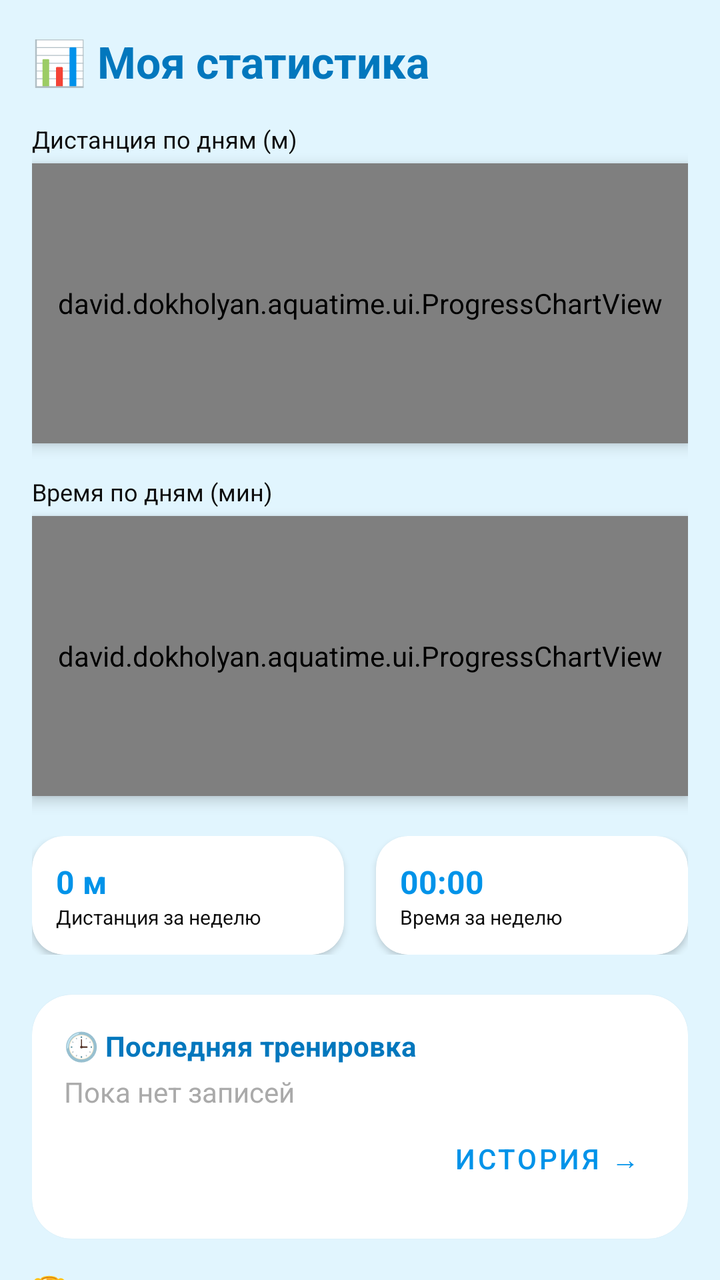
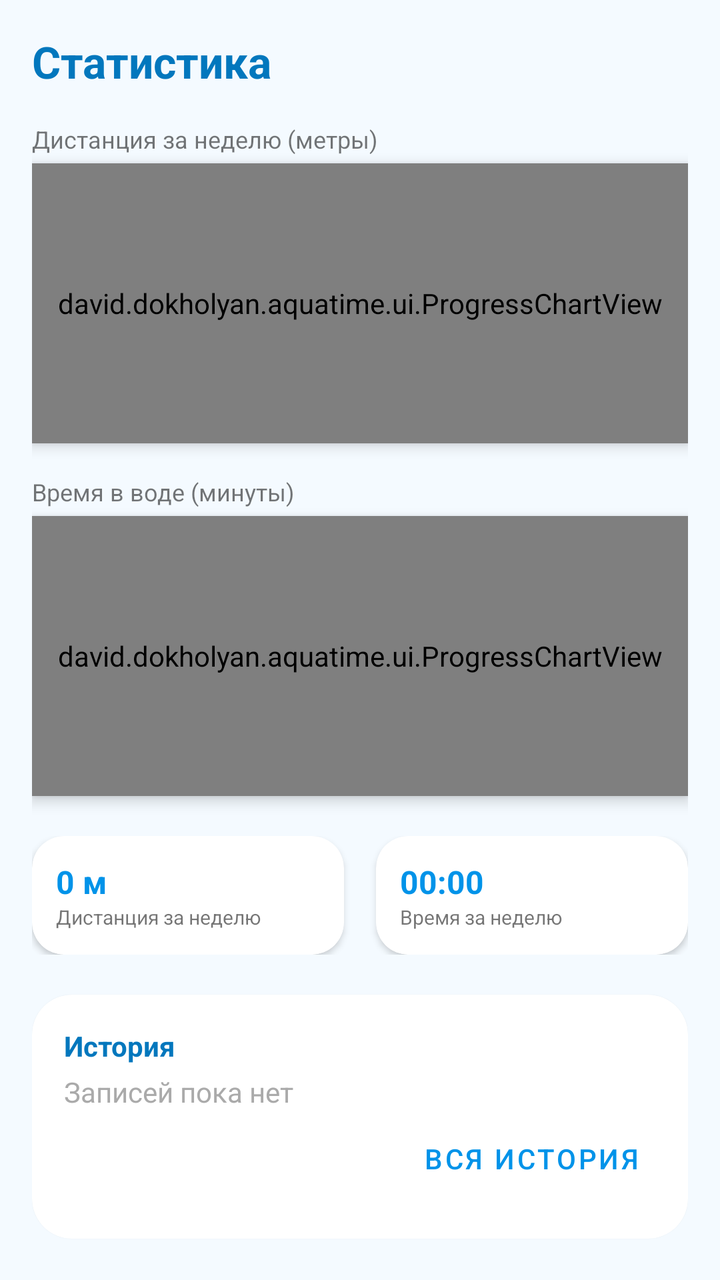

Compare the two renders of this Android layout. The source of the first and the diff that turns it into the second are given below.
<!-- AndroidManifest.xml: application theme Theme.AquaTime -->
<!-- res/layout/fragment_analytics.xml -->
<?xml version="1.0" encoding="utf-8"?>
<androidx.core.widget.NestedScrollView xmlns:android="http://schemas.android.com/apk/res/android"
    xmlns:app="http://schemas.android.com/apk/res-auto"
    android:layout_width="match_parent"
    android:layout_height="match_parent"
    android:background="@color/aqua_light"
    android:fillViewport="true">

    <LinearLayout
        android:layout_width="match_parent"
        android:layout_height="wrap_content"
        android:orientation="vertical"
        android:padding="16dp"
        android:paddingBottom="80dp">

        <TextView
            android:layout_width="match_parent"
            android:layout_height="wrap_content"
            android:layout_marginBottom="16dp"
            android:text="📊 Моя статистика"
            android:textColor="@color/aqua_deep"
            android:textSize="22sp"
            android:textStyle="bold" />

        <TextView
            android:layout_width="wrap_content"
            android:layout_height="wrap_content"
            android:layout_marginBottom="4dp"
            android:text="Дистанция по дням (м)"
            android:textSize="12sp" />

        <david.dokholyan.aquatime.ui.ProgressChartView
            android:id="@+id/chart_dist_weekly"
            android:layout_width="match_parent"
            android:layout_height="140dp"
            android:layout_marginBottom="16dp"
            android:background="@drawable/chart_background"
            android:elevation="4dp" />

        <TextView
            android:layout_width="wrap_content"
            android:layout_height="wrap_content"
            android:layout_marginBottom="4dp"
            android:text="Время по дням (мин)"
            android:textSize="12sp" />

        <david.dokholyan.aquatime.ui.ProgressChartView
            android:id="@+id/chart_time_weekly"
            android:layout_width="match_parent"
            android:layout_height="140dp"
            android:layout_marginBottom="20dp"
            android:background="@drawable/chart_background"
            android:elevation="4dp" />

        <LinearLayout
            android:layout_width="match_parent"
            android:layout_height="wrap_content"
            android:layout_marginBottom="20dp"
            android:orientation="horizontal">

            <androidx.cardview.widget.CardView
                android:layout_width="0dp"
                android:layout_height="wrap_content"
                android:layout_marginEnd="8dp"
                android:layout_weight="1"
                app:cardCornerRadius="16dp">

                <LinearLayout
                    android:layout_width="match_parent"
                    android:layout_height="wrap_content"
                    android:orientation="vertical"
                    android:padding="12dp">

                    <TextView
                        android:id="@+id/tv_total_distance"
                        android:layout_width="wrap_content"
                        android:layout_height="wrap_content"
                        android:text="0 м"
                        android:textColor="@color/aqua_primary"
                        android:textSize="16sp"
                        android:textStyle="bold" />

                    <TextView
                        android:layout_width="wrap_content"
                        android:layout_height="wrap_content"
                        android:text="Дистанция за неделю"
                        android:textSize="10sp" />
                </LinearLayout>
            </androidx.cardview.widget.CardView>

            <androidx.cardview.widget.CardView
                android:layout_width="0dp"
                android:layout_height="wrap_content"
                android:layout_marginStart="8dp"
                android:layout_weight="1"
                app:cardCornerRadius="16dp">

                <LinearLayout
                    android:layout_width="match_parent"
                    android:layout_height="wrap_content"
                    android:orientation="vertical"
                    android:padding="12dp">

                    <TextView
                        android:id="@+id/tv_total_time"
                        android:layout_width="wrap_content"
                        android:layout_height="wrap_content"
                        android:text="00:00"
                        android:textColor="@color/aqua_primary"
                        android:textSize="16sp"
                        android:textStyle="bold" />

                    <TextView
                        android:layout_width="wrap_content"
                        android:layout_height="wrap_content"
                        android:text="Время за неделю"
                        android:textSize="10sp" />
                </LinearLayout>
            </androidx.cardview.widget.CardView>
        </LinearLayout>

        <com.google.android.material.card.MaterialCardView
            android:layout_width="match_parent"
            android:layout_height="wrap_content"
            android:layout_marginBottom="16dp"
            app:cardCornerRadius="20dp">

            <LinearLayout
                android:layout_width="match_parent"
                android:layout_height="wrap_content"
                android:orientation="vertical"
                android:padding="16dp">

                <TextView
                    android:layout_width="wrap_content"
                    android:layout_height="wrap_content"
                    android:text="🕒 Последняя тренировка"
                    android:textColor="@color/aqua_deep"
                    android:textStyle="bold" />

                <TextView
                    android:id="@+id/tv_history_summary"
                    android:layout_width="match_parent"
                    android:layout_height="wrap_content"
                    android:layout_marginTop="4dp"
                    android:text="Пока нет записей"
                    android:textColor="@android:color/darker_gray" />

                <Button
                    android:id="@+id/btn_open_history"
                    style="@style/Widget.MaterialComponents.Button.TextButton"
                    android:layout_width="wrap_content"
                    android:layout_height="wrap_content"
                    android:layout_gravity="end"
                    android:text="ИСТОРИЯ →" />
            </LinearLayout>
        </com.google.android.material.card.MaterialCardView>

        <TextView
            android:layout_width="wrap_content"
            android:layout_height="wrap_content"
            android:layout_marginBottom="8dp"
            android:text="🏆 Спортивные нормативы"
            android:textColor="@color/aqua_deep"
            android:textStyle="bold" />

        <LinearLayout
            android:id="@+id/ranks_container"
            android:layout_width="match_parent"
            android:layout_height="wrap_content"
            android:orientation="vertical" />

        <Button
            android:id="@+id/btn_toggle_ranks"
            style="@style/Widget.MaterialComponents.Button.TextButton"
            android:layout_width="match_parent"
            android:layout_height="wrap_content"
            android:text="ПОКАЗАТЬ ВСЕ СТИЛИ" />

        <com.google.android.material.card.MaterialCardView
            android:layout_width="match_parent"
            android:layout_height="wrap_content"
            android:layout_marginTop="16dp"
            android:layout_marginBottom="24dp"
            app:cardCornerRadius="20dp">

            <LinearLayout
                android:layout_width="match_parent"
                android:layout_height="wrap_content"
                android:orientation="vertical"
                android:padding="16dp">

                <TextView
                    android:layout_width="wrap_content"
                    android:layout_height="wrap_content"
                    android:text="🎯 Планировщик целей"
                    android:textColor="@color/aqua_deep"
                    android:textSize="16sp"
                    android:textStyle="bold" />

                <EditText
                    android:id="@+id/et_training_goal"
                    android:layout_width="match_parent"
                    android:layout_height="wrap_content"
                    android:background="@android:color/transparent"
                    android:hint="Напр: 100м брасс за 1:20"
                    android:padding="8dp"
                    android:textSize="14sp" />

                <com.google.android.material.button.MaterialButton
                    android:id="@+id/btn_add_goal"
                    android:layout_width="match_parent"
                    android:layout_height="wrap_content"
                    android:layout_marginTop="8dp"
                    android:text="ДОБАВИТЬ ЦЕЛЬ"
                    app:cornerRadius="12dp" />

                <TextView
                    android:id="@+id/tv_planner_list"
                    android:layout_width="match_parent"
                    android:layout_height="wrap_content"
                    android:layout_marginTop="8dp"
                    android:textColor="@android:color/darker_gray" />
            </LinearLayout>
        </com.google.android.material.card.MaterialCardView>

        <com.google.android.material.button.MaterialButton
            android:id="@+id/btn_open_champions"
            android:layout_width="match_parent"
            android:layout_height="60dp"
            android:layout_marginBottom="20dp"
            android:text="🏆 СОВЕТЫ ЧЕМПИОНОВ"
            app:backgroundTint="@color/aqua_deep"
            app:cornerRadius="16dp" />

        <View
            android:layout_width="match_parent"
            android:layout_height="40dp" />
    </LinearLayout>
</androidx.core.widget.NestedScrollView>
<!-- resources referenced by this layout -->
<resources>
  <color name="aqua_deep">#0277BD</color>
  <color name="aqua_light">#E1F5FE</color>
  <color name="aqua_primary">#0093E9</color>
  <!-- drawable chart_background (drawable) -->
  <shape xmlns:android="http://schemas.android.com/apk/res/android"
      android:shape="rectangle">
      <solid android:color="@android:color/white"/>
      <corners android:radius="16dp"/>
      <padding
          android:left="8dp"
          android:right="8dp"
          android:top="8dp"
          android:bottom="8dp"/>
  </shape>
  <style name="Theme.AquaTime" parent="Theme.MaterialComponents.DayNight.NoActionBar">
          
          <item name="colorPrimary">@color/aqua_primary</item>
          <item name="colorPrimaryVariant">@color/aqua_secondary</item>
          <item name="colorOnPrimary">@android:color/white</item>
  
          <item name="colorSecondary">@color/aqua_accent</item>
          <item name="colorSecondaryVariant">@color/aqua_primary</item>
          <item name="colorOnSecondary">@android:color/white</item>
  
          
          <item name="android:colorBackground">@color/background_light</item>
  
          
          <item name="android:textColor">@color/text_primary</item>
      </style>
  <color name="aqua_secondary">#80D0C7</color>
  <color name="aqua_accent">#0077B6</color>
  <color name="background_light">#F4FAFF</color>
  <color name="text_primary">#0D0D0D</color>
</resources>

<!-- the commit's change to res/layout/fragment_analytics.xml (unified diff, before → after) -->
@@ -3,7 +3,7 @@
     xmlns:app="http://schemas.android.com/apk/res-auto"
     android:layout_width="match_parent"
     android:layout_height="match_parent"
-    android:background="@color/aqua_light"
+    android:background="?android:attr/windowBackground"
     android:fillViewport="true">
 
     <LinearLayout
@@ -17,7 +17,7 @@
             android:layout_width="match_parent"
             android:layout_height="wrap_content"
             android:layout_marginBottom="16dp"
-            android:text="📊 Моя статистика"
+            android:text="@string/stats_title"
             android:textColor="@color/aqua_deep"
             android:textSize="22sp"
             android:textStyle="bold" />
@@ -26,7 +26,7 @@
             android:layout_width="wrap_content"
             android:layout_height="wrap_content"
             android:layout_marginBottom="4dp"
-            android:text="Дистанция по дням (м)"
+            android:text="@string/chart_dist_label"
             android:textSize="12sp" />
 
         <david.dokholyan.aquatime.ui.ProgressChartView
@@ -41,7 +41,7 @@
             android:layout_width="wrap_content"
             android:layout_height="wrap_content"
             android:layout_marginBottom="4dp"
-            android:text="Время по дням (мин)"
+            android:text="@string/chart_time_label"
             android:textSize="12sp" />
 
         <david.dokholyan.aquatime.ui.ProgressChartView
@@ -83,7 +83,7 @@
                     <TextView
                         android:layout_width="wrap_content"
                         android:layout_height="wrap_content"
-                        android:text="Дистанция за неделю"
+                        android:text="@string/weekly_dist_label"
                         android:textSize="10sp" />
                 </LinearLayout>
             </androidx.cardview.widget.CardView>
@@ -113,7 +113,7 @@
                     <TextView
                         android:layout_width="wrap_content"
                         android:layout_height="wrap_content"
-                        android:text="Время за неделю"
+                        android:text="@string/weekly_time_label"
                         android:textSize="10sp" />
                 </LinearLayout>
             </androidx.cardview.widget.CardView>
@@ -134,7 +134,7 @@
                 <TextView
                     android:layout_width="wrap_content"
                     android:layout_height="wrap_content"
-                    android:text="🕒 Последняя тренировка"
+                    android:text="@string/history_title"
                     android:textColor="@color/aqua_deep"
                     android:textStyle="bold" />
 
@@ -143,7 +143,7 @@
                     android:layout_width="match_parent"
                     android:layout_height="wrap_content"
                     android:layout_marginTop="4dp"
-                    android:text="Пока нет записей"
+                    android:text="@string/no_records"
                     android:textColor="@android:color/darker_gray" />
 
                 <Button
@@ -152,7 +152,7 @@
                     android:layout_width="wrap_content"
                     android:layout_height="wrap_content"
                     android:layout_gravity="end"
-                    android:text="ИСТОРИЯ →" />
+                    android:text="@string/btn_history" />
             </LinearLayout>
         </com.google.android.material.card.MaterialCardView>
 
@@ -160,7 +160,7 @@
             android:layout_width="wrap_content"
             android:layout_height="wrap_content"
             android:layout_marginBottom="8dp"
-            android:text="🏆 Спортивные нормативы"
+            android:text="@string/ranks_title"
             android:textColor="@color/aqua_deep"
             android:textStyle="bold" />
 
@@ -175,7 +175,7 @@
             style="@style/Widget.MaterialComponents.Button.TextButton"
             android:layout_width="match_parent"
             android:layout_height="wrap_content"
-            android:text="ПОКАЗАТЬ ВСЕ СТИЛИ" />
+            android:text="@string/btn_show_all_styles" />
 
         <com.google.android.material.card.MaterialCardView
             android:layout_width="match_parent"
@@ -193,7 +193,7 @@
                 <TextView
                     android:layout_width="wrap_content"
                     android:layout_height="wrap_content"
-                    android:text="🎯 Планировщик целей"
+                    android:text="@string/planner_title"
                     android:textColor="@color/aqua_deep"
                     android:textSize="16sp"
                     android:textStyle="bold" />
@@ -203,7 +203,7 @@
                     android:layout_width="match_parent"
                     android:layout_height="wrap_content"
                     android:background="@android:color/transparent"
-                    android:hint="Напр: 100м брасс за 1:20"
+                    android:hint="@string/hint_goal"
                     android:padding="8dp"
                     android:textSize="14sp" />
 
@@ -212,7 +212,7 @@
                     android:layout_width="match_parent"
                     android:layout_height="wrap_content"
                     android:layout_marginTop="8dp"
-                    android:text="ДОБАВИТЬ ЦЕЛЬ"
+                    android:text="@string/btn_add_goal"
                     app:cornerRadius="12dp" />
 
                 <TextView
@@ -229,7 +229,7 @@
             android:layout_width="match_parent"
             android:layout_height="60dp"
             android:layout_marginBottom="20dp"
-            android:text="🏆 СОВЕТЫ ЧЕМПИОНОВ"
+            android:text="@string/btn_champions_advice"
             app:backgroundTint="@color/aqua_deep"
             app:cornerRadius="16dp" />
 
<!-- resource entries referenced after the edit -->
@@ -1,7 +1,6 @@
 <!-- resources referenced by this layout -->
 <resources>
   <color name="aqua_deep">#0277BD</color>
-  <color name="aqua_light">#E1F5FE</color>
   <color name="aqua_primary">#0093E9</color>
   <!-- drawable chart_background (drawable) -->
   <shape xmlns:android="http://schemas.android.com/apk/res/android"
@@ -14,24 +13,33 @@
           android:top="8dp"
           android:bottom="8dp"/>
   </shape>
+  <string name="btn_add_goal">ДОБАВИТЬ ЦЕЛЬ</string>
+  <string name="btn_champions_advice">СОВЕТЫ ОТ ЧЕМПИОНОВ 🏆</string>
+  <string name="btn_history">ВСЯ ИСТОРИЯ</string>
+  <string name="btn_show_all_styles">ПОКАЗАТЬ ВСЕ СТИЛИ</string>
+  <string name="chart_dist_label">Дистанция за неделю (метры)</string>
+  <string name="chart_time_label">Время в воде (минуты)</string>
+  <string name="hint_goal">Введите цель тренировки…</string>
+  <string name="history_title">История</string>
+  <string name="no_records">Записей пока нет</string>
+  <string name="planner_title">Планировщик</string>
+  <string name="ranks_title">Ранги по стилям</string>
+  <string name="stats_title">Статистика</string>
+  <string name="weekly_dist_label">Дистанция за неделю</string>
+  <string name="weekly_time_label">Время за неделю</string>
   <style name="Theme.AquaTime" parent="Theme.MaterialComponents.DayNight.NoActionBar">
-          
+  
           <item name="colorPrimary">@color/aqua_primary</item>
           <item name="colorPrimaryVariant">@color/aqua_secondary</item>
           <item name="colorOnPrimary">@android:color/white</item>
   
-          <item name="colorSecondary">@color/aqua_accent</item>
-          <item name="colorSecondaryVariant">@color/aqua_primary</item>
-          <item name="colorOnSecondary">@android:color/white</item>
   
-          
+          <item name="android:windowBackground">@color/background_light</item>
           <item name="android:colorBackground">@color/background_light</item>
   
-          
-          <item name="android:textColor">@color/text_primary</item>
+          <item name="android:textColorPrimary">@color/text_primary</item>
       </style>
   <color name="aqua_secondary">#80D0C7</color>
-  <color name="aqua_accent">#0077B6</color>
   <color name="background_light">#F4FAFF</color>
   <color name="text_primary">#0D0D0D</color>
 </resources>
